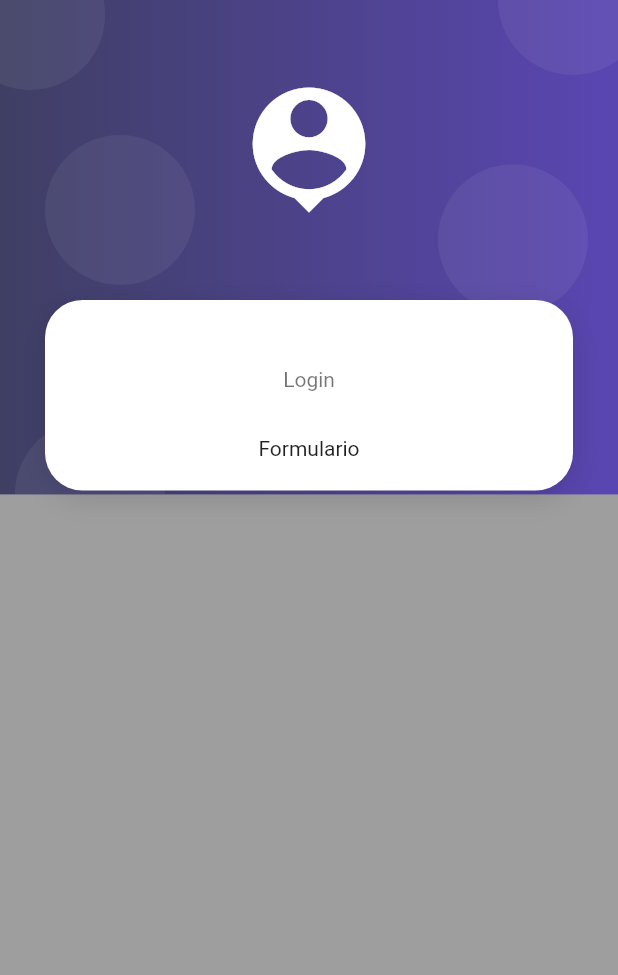
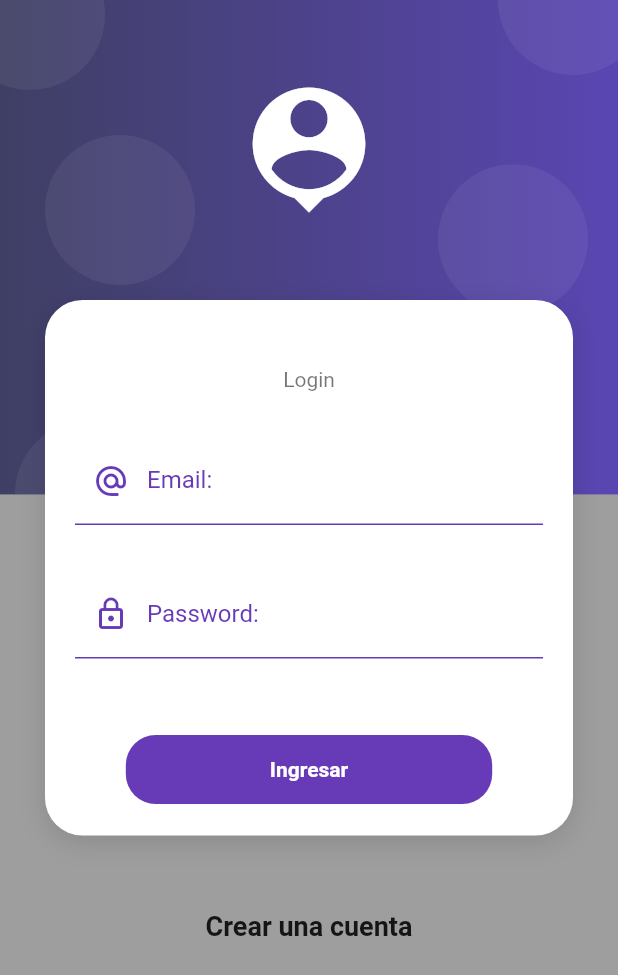
Before and after one commit to FSALVA157/login_flutter, a Flutter app: the screen it shows after launch, on a phone screen of 412 x 824 dp. Shown: the top 975 px of the screen. Run offline on Flutter 3.47's test engine with Material 2 defaults, Android fonts, the light colour scheme and no system bars.

Commit message:
creada la interfaz completa

```diff
--- a/lib/screens/login_screen.dart
+++ b/lib/screens/login_screen.dart
@@ -1,4 +1,6 @@
+import 'package:flutter/cupertino.dart';
 import 'package:flutter/material.dart';
+import 'package:flutter_productos/ui/input_decorations.dart';
 import 'package:flutter_productos/widgets/widgets.dart';
 
 class LoginScreen extends StatelessWidget {
@@ -27,16 +29,74 @@ class LoginScreen extends StatelessWidget {
                   SizedBox(
                     height: 30,
                   ),
-                  Text(
-                    'Formulario',
-                    style: ThemeData().textTheme.headline6,
-                  ),
+                  _Formulario()
                 ],
               ),
             ),
+            SizedBox(
+              height: 50.0,
+            ),
+            Text(
+              'Crear una cuenta',
+              style: TextStyle(fontSize: 18, fontWeight: FontWeight.bold),
+            ),
+            SizedBox(
+              height: 50.0,
+            )
           ],
         ),
       )),
     );
   }
 }
+
+class _Formulario extends StatelessWidget {
+  const _Formulario({Key? key}) : super(key: key);
+
+  @override
+  Widget build(BuildContext context) {
+    return Container(
+      child: Form(
+          child: Column(
+        children: [
+          TextFormField(
+            autocorrect: false,
+            keyboardType: TextInputType.emailAddress,
+            decoration: InputDecorations.authDecoration(
+                hinttxt: 'john.doe@gmail.com',
+                labeltxt: 'Email: ',
+                prefix: Icons.alternate_email_sharp),
+          ),
+          const SizedBox(height: 30.0),
+          TextFormField(
+            autocorrect: false,
+            keyboardType: TextInputType.text,
+            obscureText: true,
+            decoration: InputDecorations.authDecoration(
+                hinttxt: 'clave de acceso',
+                labeltxt: 'Password: ',
+                prefix: Icons.lock_outline),
+          ),
+          const SizedBox(height: 50.0),
+          MaterialButton(
+            onPressed: () {},
+            shape: RoundedRectangleBorder(
+              borderRadius: BorderRadius.circular(20.0),
+            ),
+            color: Colors.deepPurple,
+            elevation: 0,
+            disabledColor: Colors.grey,
+            child: Container(
+              padding: EdgeInsets.symmetric(horizontal: 80, vertical: 15),
+              child: Text(
+                'Ingresar',
+                style:
+                    TextStyle(color: Colors.white, fontWeight: FontWeight.bold),
+              ),
+            ),
+          )
+        ],
+      )),
+    );
+  }
+}
--- /dev/null
+++ b/lib/ui/input_decorations.dart
@@ -0,0 +1,21 @@
+import 'package:flutter/material.dart';
+
+class InputDecorations {
+  static InputDecoration authDecoration(
+      {required String hinttxt, required String labeltxt, IconData? prefix}) {
+    return InputDecoration(
+        enabledBorder: UnderlineInputBorder(
+            borderSide: BorderSide(color: Colors.deepPurple)),
+        focusedBorder: UnderlineInputBorder(
+            borderSide: BorderSide(color: Colors.deepPurple, width: 2)),
+        hintText: hinttxt,
+        labelText: labeltxt,
+        labelStyle: TextStyle(color: Colors.deepPurple),
+        prefixIcon: (prefix != null)
+            ? Icon(
+                prefix,
+                color: Colors.deepPurple,
+              )
+            : null);
+  }
+}
```
